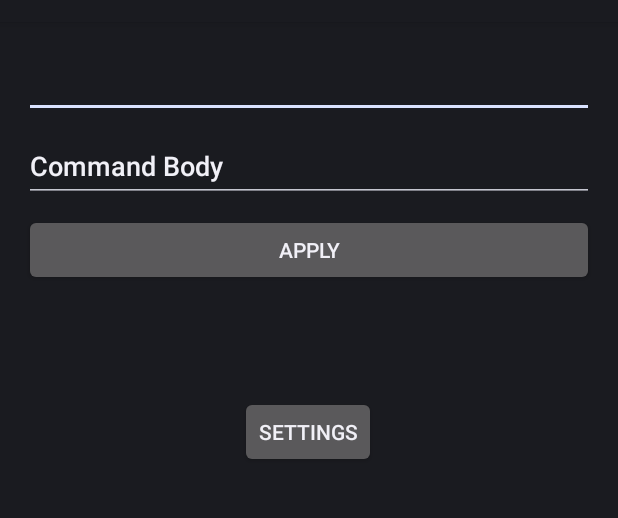
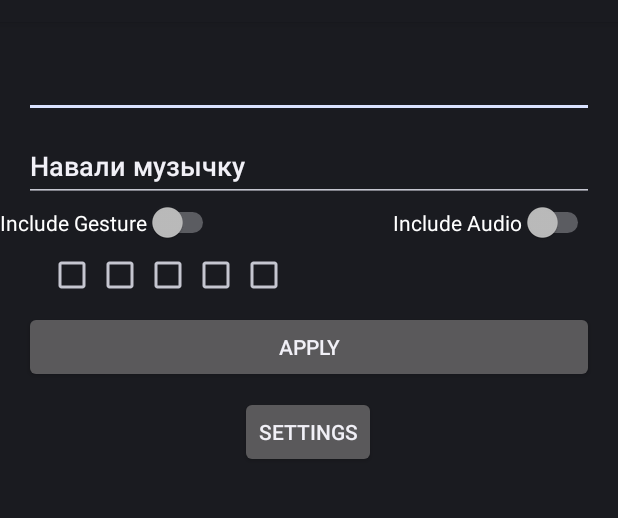
Before and after one commit to Tomatae/kamaz-hackathon, an Android app: the AdditionalCommandSettingsActivity screen opened directly, with no data from a screen before it, on a phone screen of 412 x 824 dp, the part 62-580 px from its top. Run offline under Robolectric (Android 15) with nearby library versions, the phone set to English and light mode, and no system bars; libraries missing offline, so code that uses them is left out: org.vosk.

Commit message:
User Modification Part 1

```diff
--- a/app/src/main/java/org/vosk/demo/AdditionalCommandSettingsActivity.java
+++ b/app/src/main/java/org/vosk/demo/AdditionalCommandSettingsActivity.java
@@ -4,6 +4,12 @@ import android.app.Activity;
 import android.content.Intent;
 import android.os.Bundle;
 import android.view.View;
+import android.widget.Button;
+import android.widget.CheckBox;
+import android.widget.EditText;
+import android.widget.Switch;
+
+import java.util.List;
 
 public class AdditionalCommandSettingsActivity extends Activity {
 
@@ -11,10 +17,56 @@ public class AdditionalCommandSettingsActivity extends Activity {
     protected void onCreate(Bundle savedInstanceState) {
         super.onCreate(savedInstanceState);
         setContentView(R.layout.activity_comm);
+
+        Button button = (Button) findViewById(R.id.apply);
+        button.setOnClickListener(new View.OnClickListener() {
+            public void onClick(View v) {
+                addUsersCommand();
+            }
+        });
     }
 
     public void settingsActivity(View v) {
         Intent intent = new Intent(this, SettingsActivity.class);
         startActivity(intent);
     }
+
+    public void addUsersCommand() {
+        EditText activityId = (EditText)findViewById(R.id.activityId);
+        EditText userString = (EditText)findViewById(R.id.usersString);
+        Switch hasGesture = (Switch)findViewById(R.id.hasGesture);
+        Switch hasAudio = (Switch)findViewById(R.id.hasAudio);
+        CheckBox finger1 = (CheckBox)findViewById(R.id.finger1);
+        CheckBox finger2 = (CheckBox)findViewById(R.id.finger2);
+        CheckBox finger3 = (CheckBox)findViewById(R.id.finger3);
+        CheckBox finger4 = (CheckBox)findViewById(R.id.finger4);
+        CheckBox finger5 = (CheckBox)findViewById(R.id.finger5);
+
+        if (!hasAudio.isChecked() && !hasGesture.isChecked()) return;
+
+        if (hasAudio.isChecked()) {
+            if (activityId.getText().length() == 0) return;
+            int id = Integer.parseInt(activityId.getText().toString());
+            //TODO Проверить есть ли в списке
+            if (userString.getText().length() < 3) return;
+            String body = userString.getText().toString();
+            //TODO Проверить не существует ли уже такой строки
+        }
+
+        //TODO Добавить в списки, если всё норм
+
+        if (hasGesture.isChecked()) {
+            int gestureValue = 0;
+            if (finger1.isChecked()) gestureValue += 16;
+            if (finger2.isChecked()) gestureValue += 8;
+            if (finger3.isChecked()) gestureValue += 4;
+            if (finger4.isChecked()) gestureValue += 2;
+            if (finger5.isChecked()) gestureValue += 1;
+        }
+        //TODO Проверить не существует ли уже такой жест
+
+
+        //TODO Добавить в списки, если всё норм
+
+    }
 }
--- a/app/src/main/res/layout/activity_comm.xml
+++ b/app/src/main/res/layout/activity_comm.xml
@@ -5,6 +5,51 @@
     android:layout_width="match_parent"
     android:layout_height="match_parent"
     tools:context=".AdditionalCommandSettingsActivity">
+
+    <Switch
+        android:id="@+id/hasAudio"
+        android:layout_width="wrap_content"
+        android:layout_height="wrap_content"
+        android:layout_marginEnd="16dp"
+        android:text="Include Audio"
+        app:layout_constraintEnd_toEndOf="parent"
+        app:layout_constraintTop_toBottomOf="@id/usersString" />
+
+    <CheckBox
+        android:id="@+id/finger5"
+        android:layout_width="wrap_content"
+        android:layout_height="wrap_content"
+        android:layout_marginStart="32dp"
+        android:layout_marginTop="5dp"
+        app:layout_constraintStart_toStartOf="@id/finger4"
+        app:layout_constraintTop_toBottomOf="@id/hasGesture" />
+
+    <CheckBox
+        android:id="@+id/finger4"
+        android:layout_width="wrap_content"
+        android:layout_height="wrap_content"
+        android:layout_marginStart="32dp"
+        android:layout_marginTop="5dp"
+        app:layout_constraintStart_toStartOf="@id/finger3"
+        app:layout_constraintTop_toBottomOf="@id/hasGesture" />
+
+    <CheckBox
+        android:id="@+id/finger3"
+        android:layout_width="wrap_content"
+        android:layout_height="wrap_content"
+        android:layout_marginStart="32dp"
+        android:layout_marginTop="5dp"
+        app:layout_constraintStart_toStartOf="@id/finger2"
+        app:layout_constraintTop_toBottomOf="@id/hasGesture" />
+
+    <CheckBox
+        android:id="@+id/finger2"
+        android:layout_width="wrap_content"
+        android:layout_height="wrap_content"
+        android:layout_marginStart="32dp"
+        android:layout_marginTop="5dp"
+        app:layout_constraintStart_toStartOf="@id/finger1"
+        app:layout_constraintTop_toBottomOf="@id/hasGesture" />
 
     <Button
         android:id="@+id/settings"
@@ -19,19 +64,8 @@
         app:layout_constraintTop_toTopOf="parent"
         app:layout_constraintVertical_bias="0.346" />
 
-    <TextView
-        android:id="@+id/textView4"
-        android:layout_width="wrap_content"
-        android:layout_height="wrap_content"
-        app:layout_constraintBottom_toTopOf="@+id/settings"
-        app:layout_constraintEnd_toEndOf="parent"
-        app:layout_constraintHorizontal_bias="0.492"
-        app:layout_constraintStart_toStartOf="parent"
-        app:layout_constraintTop_toTopOf="parent"
-        app:layout_constraintVertical_bias="1.0" />
-
     <EditText
-        android:id="@+id/editTextNumber"
+        android:id="@+id/activityId"
         android:layout_width="0dp"
         android:layout_height="48dp"
         android:layout_marginStart="16dp"
@@ -44,7 +78,7 @@
         app:layout_constraintTop_toTopOf="parent" />
 
     <EditText
-        android:id="@+id/editTextTextPersonName"
+        android:id="@+id/usersString"
         android:layout_width="0dp"
         android:layout_height="48dp"
         android:layout_marginStart="16dp"
@@ -52,13 +86,13 @@
         android:layout_marginEnd="16dp"
         android:ems="10"
         android:inputType="textPersonName"
-        android:text="Command Body"
+        android:text="Навали музычку"
         app:layout_constraintEnd_toEndOf="parent"
         app:layout_constraintStart_toStartOf="parent"
-        app:layout_constraintTop_toBottomOf="@+id/editTextNumber" />
+        app:layout_constraintTop_toBottomOf="@+id/activityId" />
 
     <Button
-        android:id="@+id/button"
+        android:id="@+id/apply"
         android:layout_width="0dp"
         android:layout_height="wrap_content"
         android:layout_marginStart="16dp"
@@ -67,5 +101,23 @@
         android:text="@string/apply"
         app:layout_constraintEnd_toEndOf="parent"
         app:layout_constraintStart_toStartOf="parent"
-        app:layout_constraintTop_toBottomOf="@+id/editTextTextPersonName" />
+        app:layout_constraintTop_toBottomOf="@id/finger1" />
+
+    <Switch
+        android:id="@+id/hasGesture"
+        android:layout_width="wrap_content"
+        android:layout_height="wrap_content"
+        android:text="Include Gesture"
+        app:layout_constraintTop_toBottomOf="@id/usersString"
+        tools:layout_editor_absoluteX="16dp" />
+
+    <CheckBox
+        android:id="@+id/finger1"
+        android:layout_width="wrap_content"
+        android:layout_height="wrap_content"
+        android:layout_marginStart="32dp"
+        android:layout_marginTop="5dp"
+        app:layout_constraintStart_toStartOf="parent"
+        app:layout_constraintTop_toBottomOf="@id/hasGesture" />
+
 </androidx.constraintlayout.widget.ConstraintLayout>
```
